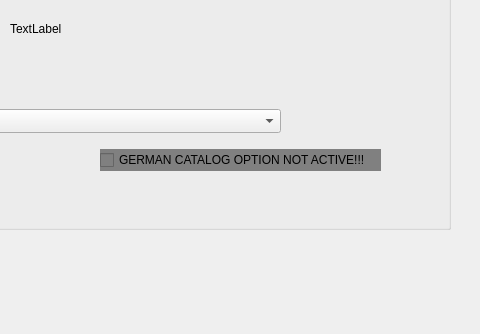
Above: ui/Fachurnik_C.ui from michalmielc/fachurnik_qt_cpp before the change; both pictures show x 231 to 711 and y 399 to 733 of the 1351 by 733 pixel window. Below: the same form after it.
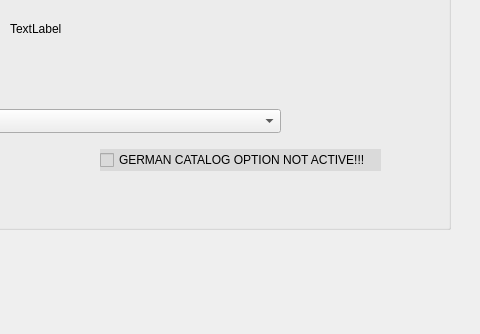
That is the form after the change. The open tabs and pages were chosen to show the change.

The edit to the form file:
```diff
--- a/ui/Fachurnik_C.ui
+++ b/ui/Fachurnik_C.ui
@@ -469,7 +469,7 @@
           </rect>
          </property>
          <property name="styleSheet">
-          <string notr="true">background-color: grey;</string>
+          <string notr="true">background-color: rgb(218, 218, 218);</string>
          </property>
          <property name="text">
           <string>GERMAN CATALOG OPTION NOT ACTIVE!!!</string>
```
Left out of the diff: 2 changed lines with no effect on the pictures.
